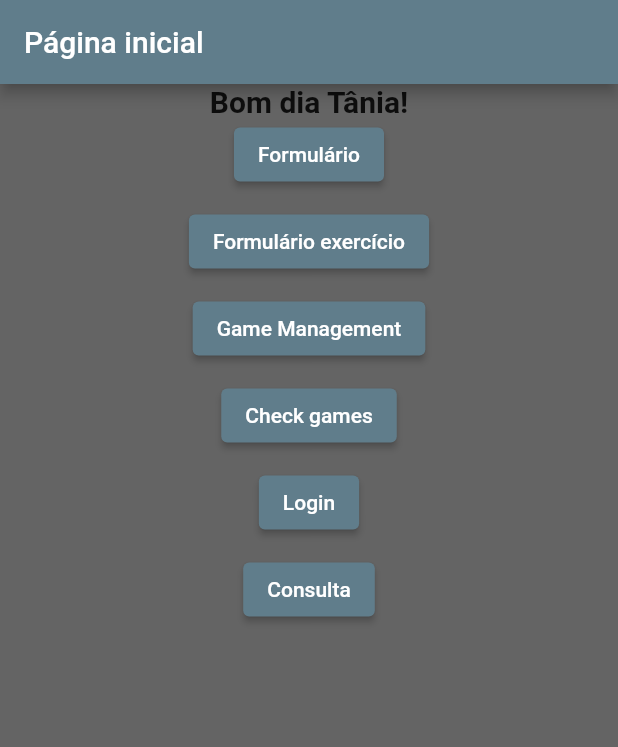
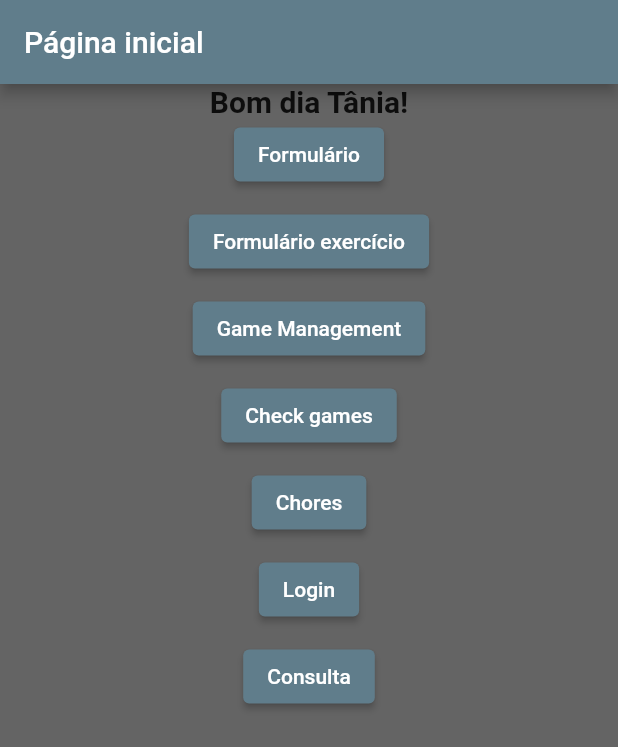
Before and after one commit to davMac606/wannakry, a Flutter app: the screen it shows after launch, on a phone screen of 412 x 824 dp. Shown: the top 747 px of the screen. Run offline on Flutter 3.47's test engine with Material 2 defaults, Android fonts, the phone set to English and light mode, and no system bars; missing offline and left inert: dart:ffi.

Commit message:
Update home_page.dart

```diff
--- a/lib/home_page.dart
+++ b/lib/home_page.dart
@@ -44,6 +44,11 @@ class HomePage extends StatelessWidget {
                 }, child: Text('Check games')),
                 SizedBox(height: 10),
             ElevatedButton(
+              onPressed: () {
+                  Navigator.pushNamed(context, '/Tarefas');
+              }, child: Text('Chores')),
+            SizedBox(height: 10),
+            ElevatedButton(
                 onPressed: () {
                   Navigator.pushNamed(context, '/Login');
                 },
```
